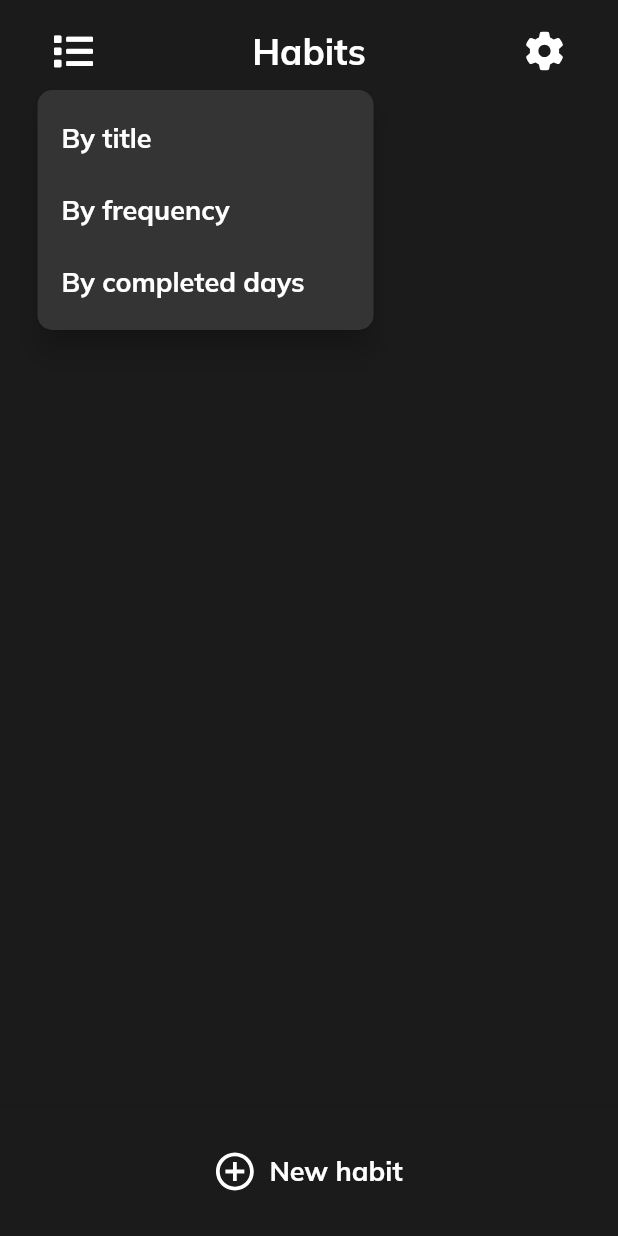
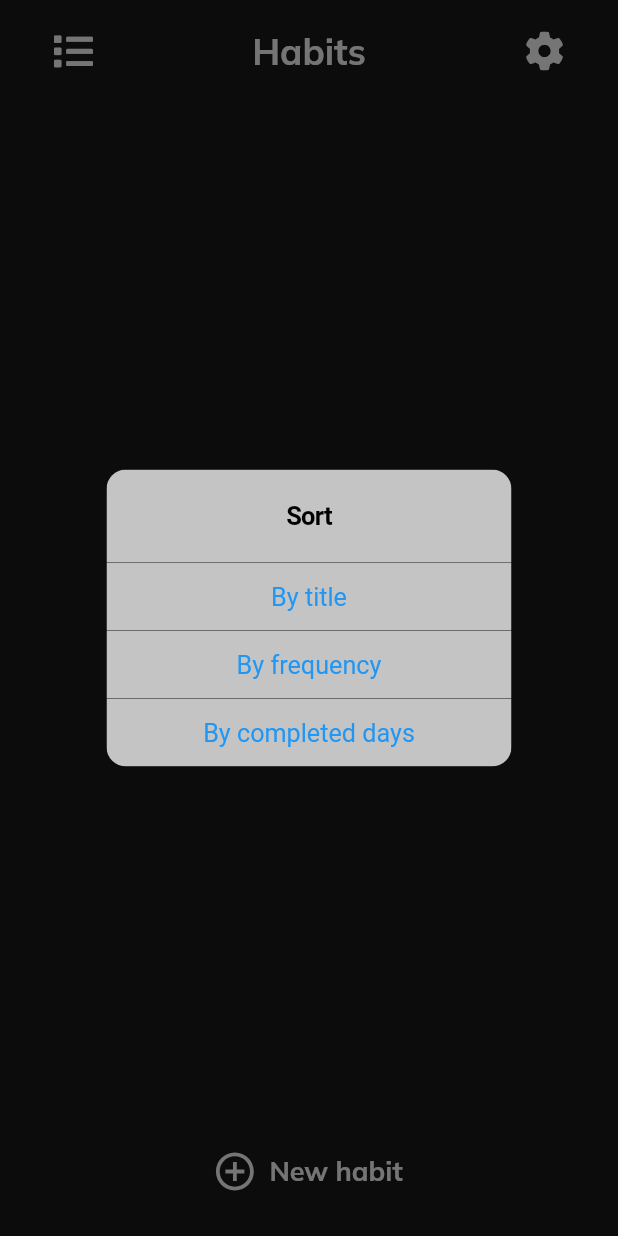
Before and after one commit to rutikeyone/habits, a Flutter app: the screen it shows after launch, after a tap on an icon or button, on a phone screen of 412 x 824 dp. Run offline on Flutter 3.47's test engine with Material 2 defaults, Android fonts, the phone set to English and light mode, and no system bars; our stand-ins replace adaptive_theme, bloc, dartz, dropdown_button2, equatable, fl_chart and 10 more; accounts and stored records are empty.

Commit message:
Add cupertino alert dialogs

```diff
--- a/lib/BLoC/cubit/details/details_cubit.dart
+++ b/lib/BLoC/cubit/details/details_cubit.dart
@@ -9,9 +9,11 @@ import 'package:habits/internal/locator.dart';
 part 'details_state.dart';
 
 class DetailsCubit extends Cubit<DetailsState> {
+  StatisticsType statisticsType = StatisticsType.theCurrentYear;
   DetailsCubit(DetailsState initialState) : super(initialState);
 
   void updateTypeStatistics(StatisticsType type) {
+    statisticsType = type;
     emit(DetailsViewState(type));
   }
 
--- a/lib/l10n/intl_en.arb
+++ b/lib/l10n/intl_en.arb
@@ -27,5 +27,7 @@
     "statistics" : "Statistics",
     "for_the_current_year" : "For the current year",
     "last_year" : "Last year",
-    "over_the_past_three_years" : "Over the past three years"
+    "over_the_past_three_years" : "Over the past three years",
+    "sort" : "Sort",
+    "chart" : "Chart"
 }
--- a/lib/l10n/intl_ru.arb
+++ b/lib/l10n/intl_ru.arb
@@ -27,5 +27,7 @@
     "statistics" : "Статистика",
     "for_the_current_year" : "За текущий год",
     "last_year" : "За прошлый год",
-    "over_the_past_three_years" : "За прошлые три года"
+    "over_the_past_three_years" : "За прошлые три года",
+    "sort" : "Сортировать",
+    "chart" : "График"
 }
--- a/lib/presentation/main/components/main_app_bar.dart
+++ b/lib/presentation/main/components/main_app_bar.dart
@@ -1,6 +1,8 @@
+import 'package:flutter/cupertino.dart';
 import 'package:flutter/material.dart';
 import 'package:flutter_svg/svg.dart';
 import 'package:font_awesome_flutter/font_awesome_flutter.dart';
+import 'package:habits/presentation/main/components/showSortDialog.dart';
 
 import '../../../generated/l10n.dart';
 import '../../inherit/main_widget_provider.dart';
@@ -17,45 +19,28 @@ class MainAppBar extends StatelessWidget {
       child: Row(
         mainAxisAlignment: MainAxisAlignment.spaceBetween,
         children: [
-          PopupMenuButton(
-            offset: const Offset(0, 50),
-            shape: const RoundedRectangleBorder(
-              borderRadius: BorderRadius.all(
-                Radius.circular(10),
-              ),
-            ),
-            iconSize: 26,
-            color: Theme.of(context).inputDecorationTheme.fillColor,
-            icon: FaIcon(
+          IconButton(
+            icon: Icon(
               FontAwesomeIcons.list,
+              size: 26,
               color: Theme.of(context).textTheme.headline1!.color,
             ),
-            itemBuilder: (context) => [
-              PopupMenuItem(
-                child: Text(
-                  S.of(context).by_title,
-                  style: Theme.of(context).textTheme.headline2,
-                ),
-                onTap: () =>
-                    MainWidgetProvider.of(context)?.sortByTitle(context),
-              ),
-              PopupMenuItem(
-                onTap: () =>
-                    MainWidgetProvider.of(context)?.sortByFrequency(context),
-                child: Text(
-                  S.of(context).by_frequency,
-                  style: Theme.of(context).textTheme.headline2,
-                ),
-              ),
-              PopupMenuItem(
-                onTap: () => MainWidgetProvider.of(context)
-                    ?.sortByCompletedDays(context),
-                child: Text(
-                  S.of(context).by_completed_days,
-                  style: Theme.of(context).textTheme.headline2,
-                ),
-              ),
-            ],
+            onPressed: () => showSortDialog(
+              context: context,
+              sortByTitleOnPressed: () {
+                MainWidgetProvider.of(context)?.sortByTitle(context);
+                Navigator.of(context).pop();
+              },
+              sortByFrequencyOnPressed: () {
+                MainWidgetProvider.of(context)?.sortByFrequency(context);
+                Navigator.of(context).pop();
+              },
+              sortByCompletedDaysOnPressed: () {
+                MainWidgetProvider.of(context)?.sortByCompletedDays(context);
+                Navigator.of(context).pop();
+              },
+            ),
+            color: Theme.of(context).textTheme.headline1!.color,
           ),
           Text(
             S.of(context).habits,
--- /dev/null
+++ b/lib/presentation/main/components/showSortDialog.dart
@@ -0,0 +1,42 @@
+import 'package:flutter/cupertino.dart';
+import '../../../generated/l10n.dart';
+import '../../widgets/show_cupertino_dialog.dart' as cupertinoDialog;
+
+Future showSortDialog({
+  required BuildContext context,
+  required void Function()? sortByTitleOnPressed,
+  required void Function()? sortByFrequencyOnPressed,
+  required void Function()? sortByCompletedDaysOnPressed,
+}) {
+  return cupertinoDialog.showCupertinoDialog(
+    context: context,
+    title: Text(
+      S.of(context).sort,
+    ),
+    items: [
+      CupertinoDialogAction(
+        child: Padding(
+          padding: const EdgeInsets.symmetric(horizontal: 10),
+          child: Text(
+            S.of(context).by_title,
+          ),
+        ),
+        onPressed: sortByTitleOnPressed,
+      ),
+      CupertinoDialogAction(
+        child: Padding(
+          padding: const EdgeInsets.symmetric(horizontal: 10),
+          child: Text(S.of(context).by_frequency),
+        ),
+        onPressed: sortByFrequencyOnPressed,
+      ),
+      CupertinoDialogAction(
+        child: Padding(
+          padding: const EdgeInsets.symmetric(horizontal: 10),
+          child: Text(S.of(context).by_completed_days),
+        ),
+        onPressed: sortByCompletedDaysOnPressed,
+      ),
+    ],
+  );
+}
--- /dev/null
+++ b/lib/presentation/widgets/show_cupertino_dialog.dart
@@ -0,0 +1,16 @@
+import 'package:flutter/cupertino.dart';
+import 'package:flutter/material.dart';
+
+Future showCupertinoDialog({
+  required BuildContext context,
+  required Widget title,
+  required List<CupertinoDialogAction> items,
+}) {
+  return showDialog(
+    context: context,
+    builder: (context) => CupertinoAlertDialog(
+      title: title,
+      actions: items,
+    ),
+  );
+}
--- a/pubspec.yaml
+++ b/pubspec.yaml
@@ -33,6 +33,7 @@ dependencies:
   rxdart: ^0.27.3
   sqflite: ^2.0.2
   dropdown_button2: ^1.2.2
+
 
 dev_dependencies:
 
```
Also changed, not shown: lib/presentation/details/details_screen.dart (+70 -3 lines), lib/generated/intl/messages_en.dart, lib/generated/intl/messages_ru.dart, lib/generated/l10n.dart, pubspec.lock, 1 other file.
